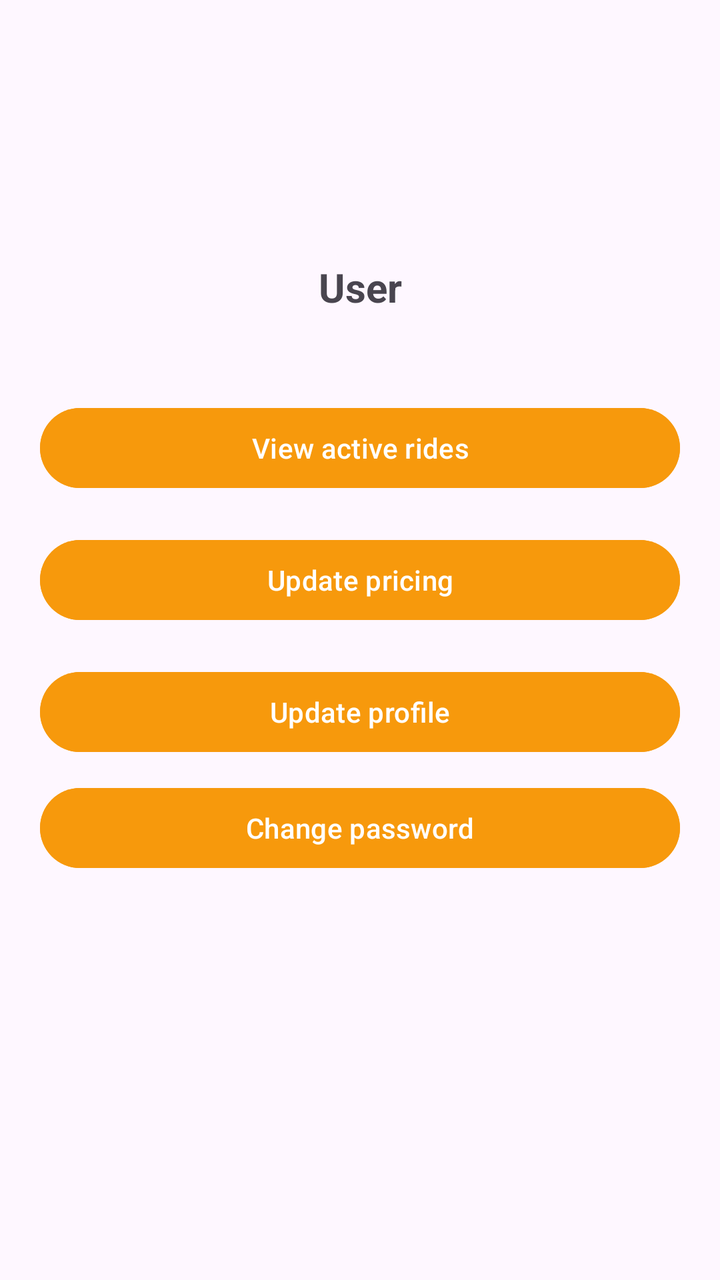
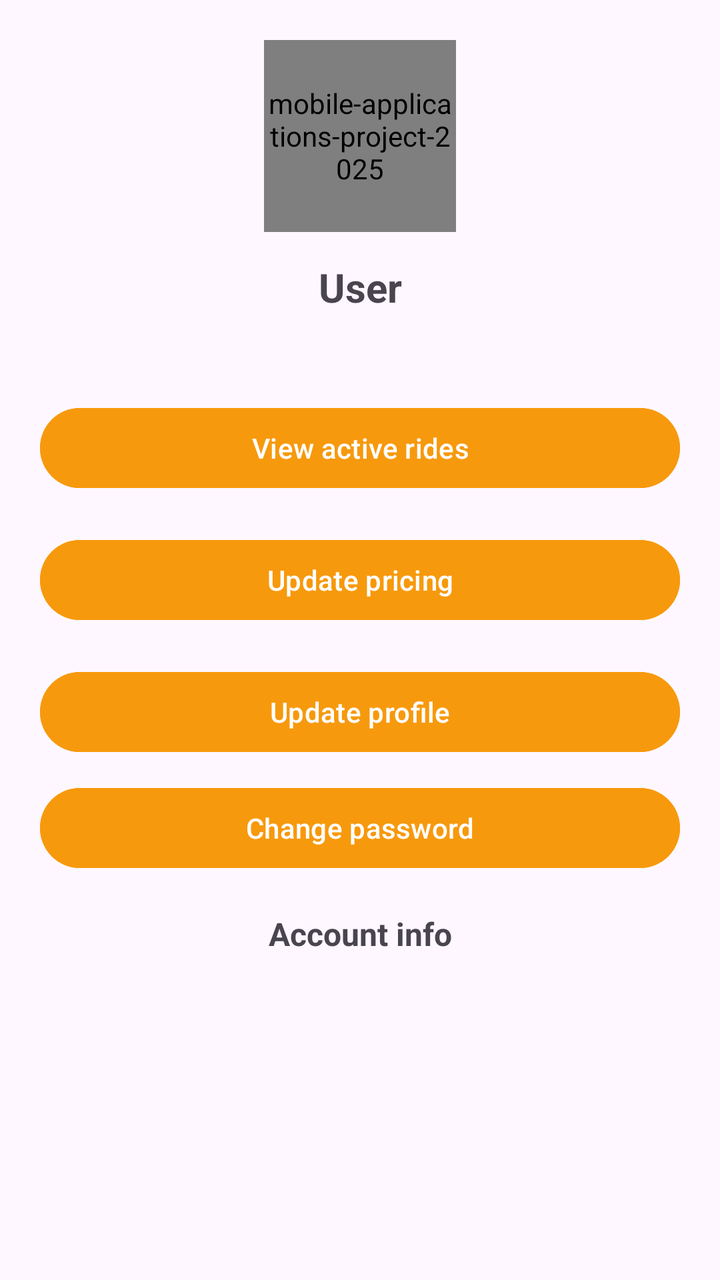

Two renders of the same Android screen: before a commit and after it. Below are the layout's source before the change and the commit's diff.
<!-- AndroidManifest.xml: application theme Theme.Mobileapplicationsproject2025 -->
<!-- res/layout/fragment_my_account.xml -->
<?xml version="1.0" encoding="utf-8"?>
<ScrollView xmlns:android="http://schemas.android.com/apk/res/android"
    xmlns:app="http://schemas.android.com/apk/res-auto"
    xmlns:tools="http://schemas.android.com/tools"
    android:id="@+id/scrollRoot"
    android:layout_width="match_parent"
    android:layout_height="match_parent"
    android:fillViewport="true"
    tools:context=".MyAccountFragment">

    <LinearLayout
        android:layout_width="match_parent"
        android:layout_height="wrap_content"
        android:orientation="vertical"
        android:padding="20dp">

        <ImageView
            android:id="@+id/ivProfile"
            android:layout_width="96dp"
            android:layout_height="96dp"
            android:layout_gravity="center_horizontal"
            android:contentDescription="@string/app_name"
            android:scaleType="centerCrop" />

        <TextView
            android:id="@+id/tvFullName"
            android:layout_width="match_parent"
            android:layout_height="wrap_content"
            android:layout_marginTop="14dp"
            android:gravity="center"
            android:text="User"
            android:textSize="20sp"
            android:textStyle="bold" />

        <TextView
            android:id="@+id/tvEmail"
            android:layout_width="match_parent"
            android:layout_height="wrap_content"
            android:layout_marginTop="6dp"
            android:gravity="center"
            android:text=""
            android:textSize="14sp" />

        <com.google.android.material.button.MaterialButton
            android:id="@+id/btnViewActiveRides"
            android:layout_width="match_parent"
            android:layout_height="wrap_content"
            android:layout_marginTop="18dp"
            android:textColor="#FFFFFF"
            android:backgroundTint="@color/orange_action"
            android:text="View active rides" />

        <com.google.android.material.button.MaterialButton
            android:id="@+id/btnUpdatePricing"
            android:layout_width="match_parent"
            android:layout_height="wrap_content"
            android:layout_marginTop="18dp"
            android:textColor="#FFFFFF"
            android:backgroundTint="@color/orange_action"
            android:text="Update pricing" />

        <com.google.android.material.button.MaterialButton
            android:id="@+id/btnUpdateProfile"
            android:layout_width="match_parent"
            android:layout_height="wrap_content"
            android:layout_marginTop="18dp"
            android:textColor="#FFFFFF"
            android:backgroundTint="@color/orange_action"
            android:text="Update profile" />

        <com.google.android.material.button.MaterialButton
            android:id="@+id/btnChangePassword"
            android:layout_width="match_parent"
            android:layout_height="wrap_content"
            android:layout_marginTop="10dp"
            android:textColor="#FFFFFF"
            android:backgroundTint="@color/orange_action"
            android:text="Change password" />

        <LinearLayout
            android:id="@+id/driverFieldsContainer"
            android:layout_width="match_parent"
            android:layout_height="wrap_content"
            android:layout_marginTop="18dp"
            android:orientation="vertical"
            android:visibility="gone">

            <TextView
                android:layout_width="match_parent"
                android:layout_height="wrap_content"
                android:layout_marginBottom="10dp"
                android:text="Driver info"
                android:textAlignment="center"
                android:textSize="16sp"
                android:textStyle="bold" />

            <LinearLayout
                android:layout_width="match_parent"
                android:layout_height="wrap_content"
                android:orientation="vertical">

                <TextView
                    android:layout_width="match_parent"
                    android:layout_height="wrap_content"
                    android:text="Daily active minutes" />

                <TextView
                    android:id="@+id/tvDailyActiveMinutes"
                    android:layout_width="match_parent"
                    android:layout_height="wrap_content"
                    android:text="—"
                    android:textStyle="bold"
                    android:layout_marginBottom="10dp" />

                <TextView
                    android:layout_width="match_parent"
                    android:layout_height="wrap_content"
                    android:text="Car model" />

                <TextView
                    android:id="@+id/tvCarModel"
                    android:layout_width="match_parent"
                    android:layout_height="wrap_content"
                    android:text="—"
                    android:textStyle="bold"
                    android:layout_marginBottom="10dp" />

                <TextView
                    android:layout_width="match_parent"
                    android:layout_height="wrap_content"
                    android:text="Car type" />

                <TextView
                    android:id="@+id/tvCarType"
                    android:layout_width="match_parent"
                    android:layout_height="wrap_content"
                    android:text="—"
                    android:textStyle="bold"
                    android:layout_marginBottom="10dp" />

                <TextView
                    android:layout_width="match_parent"
                    android:layout_height="wrap_content"
                    android:text="Plate number" />

                <TextView
                    android:id="@+id/tvPlateNumber"
                    android:layout_width="match_parent"
                    android:layout_height="wrap_content"
                    android:text="—"
                    android:textStyle="bold"
                    android:layout_marginBottom="10dp" />

                <TextView
                    android:layout_width="match_parent"
                    android:layout_height="wrap_content"
                    android:text="Number of car seats" />

                <TextView
                    android:id="@+id/tvCarSeats"
                    android:layout_width="match_parent"
                    android:layout_height="wrap_content"
                    android:text="—"
                    android:textStyle="bold"
                    android:layout_marginBottom="10dp" />

                <TextView
                    android:layout_width="match_parent"
                    android:layout_height="wrap_content"
                    android:text="Baby friendly" />

                <TextView
                    android:id="@+id/tvBabyFriendly"
                    android:layout_width="match_parent"
                    android:layout_height="wrap_content"
                    android:text="—"
                    android:textStyle="bold"
                    android:layout_marginBottom="10dp" />

                <TextView
                    android:layout_width="match_parent"
                    android:layout_height="wrap_content"
                    android:text="Pet friendly" />

                <TextView
                    android:id="@+id/tvPetFriendly"
                    android:layout_width="match_parent"
                    android:layout_height="wrap_content"
                    android:text="—"
                    android:textStyle="bold" />

            </LinearLayout>
        </LinearLayout>

    </LinearLayout>
</ScrollView>
<!-- resources referenced by this layout -->
<resources>
  <color name="orange_action">#F7990C</color>
  <string name="app_name">mobile-applications-project-2025</string>
  <style name="Theme.Mobileapplicationsproject2025" parent="Base.Theme.Mobileapplicationsproject2025" />
  <style name="Base.Theme.Mobileapplicationsproject2025" parent="Theme.Material3.DayNight.NoActionBar">
          
          
      </style>
</resources>

<!-- the commit's change to res/layout/fragment_my_account.xml (unified diff, before → after) -->
@@ -14,12 +14,13 @@
         android:orientation="vertical"
         android:padding="20dp">
 
-        <ImageView
+        <de.hdodenhof.circleimageview.CircleImageView
             android:id="@+id/ivProfile"
             android:layout_width="96dp"
             android:layout_height="96dp"
             android:layout_gravity="center_horizontal"
             android:contentDescription="@string/app_name"
+            android:src="@drawable/ic_launcher_foreground"
             android:scaleType="centerCrop" />
 
         <TextView
@@ -60,6 +61,16 @@
             android:text="Update pricing" />
 
         <com.google.android.material.button.MaterialButton
+            android:id="@+id/btnDriverUpdateRequests"
+            android:layout_width="match_parent"
+            android:layout_height="wrap_content"
+            android:layout_marginTop="10dp"
+            android:textColor="#FFFFFF"
+            android:backgroundTint="@color/orange_action"
+            android:text="Driver update requests"
+            android:visibility="gone" />
+
+        <com.google.android.material.button.MaterialButton
             android:id="@+id/btnUpdateProfile"
             android:layout_width="match_parent"
             android:layout_height="wrap_content"
@@ -77,120 +88,20 @@
             android:backgroundTint="@color/orange_action"
             android:text="Change password" />
 
-        <LinearLayout
-            android:id="@+id/driverFieldsContainer"
+        <TextView
             android:layout_width="match_parent"
             android:layout_height="wrap_content"
             android:layout_marginTop="18dp"
-            android:orientation="vertical"
-            android:visibility="gone">
+            android:text="Account info"
+            android:textAlignment="center"
+            android:textSize="16sp"
+            android:textStyle="bold" />
 
-            <TextView
-                android:layout_width="match_parent"
-                android:layout_height="wrap_content"
-                android:layout_marginBottom="10dp"
-                android:text="Driver info"
-                android:textAlignment="center"
-                android:textSize="16sp"
-                android:textStyle="bold" />
-
-            <LinearLayout
-                android:layout_width="match_parent"
-                android:layout_height="wrap_content"
-                android:orientation="vertical">
-
-                <TextView
-                    android:layout_width="match_parent"
-                    android:layout_height="wrap_content"
-                    android:text="Daily active minutes" />
-
-                <TextView
-                    android:id="@+id/tvDailyActiveMinutes"
-                    android:layout_width="match_parent"
-                    android:layout_height="wrap_content"
-                    android:text="—"
-                    android:textStyle="bold"
-                    android:layout_marginBottom="10dp" />
-
-                <TextView
-                    android:layout_width="match_parent"
-                    android:layout_height="wrap_content"
-                    android:text="Car model" />
-
-                <TextView
-                    android:id="@+id/tvCarModel"
-                    android:layout_width="match_parent"
-                    android:layout_height="wrap_content"
-                    android:text="—"
-                    android:textStyle="bold"
-                    android:layout_marginBottom="10dp" />
-
-                <TextView
-                    android:layout_width="match_parent"
-                    android:layout_height="wrap_content"
-                    android:text="Car type" />
-
-                <TextView
-                    android:id="@+id/tvCarType"
-                    android:layout_width="match_parent"
-                    android:layout_height="wrap_content"
-                    android:text="—"
-                    android:textStyle="bold"
-                    android:layout_marginBottom="10dp" />
-
-                <TextView
-                    android:layout_width="match_parent"
-                    android:layout_height="wrap_content"
-                    android:text="Plate number" />
-
-                <TextView
-                    android:id="@+id/tvPlateNumber"
-                    android:layout_width="match_parent"
-                    android:layout_height="wrap_content"
-                    android:text="—"
-                    android:textStyle="bold"
-                    android:layout_marginBottom="10dp" />
-
-                <TextView
-                    android:layout_width="match_parent"
-                    android:layout_height="wrap_content"
-                    android:text="Number of car seats" />
-
-                <TextView
-                    android:id="@+id/tvCarSeats"
-                    android:layout_width="match_parent"
-                    android:layout_height="wrap_content"
-                    android:text="—"
-                    android:textStyle="bold"
-                    android:layout_marginBottom="10dp" />
-
-                <TextView
-                    android:layout_width="match_parent"
-                    android:layout_height="wrap_content"
-                    android:text="Baby friendly" />
-
-                <TextView
-                    android:id="@+id/tvBabyFriendly"
-                    android:layout_width="match_parent"
-                    android:layout_height="wrap_content"
-                    android:text="—"
-                    android:textStyle="bold"
-                    android:layout_marginBottom="10dp" />
-
-                <TextView
-                    android:layout_width="match_parent"
-                    android:layout_height="wrap_content"
-                    android:text="Pet friendly" />
-
-                <TextView
-                    android:id="@+id/tvPetFriendly"
-                    android:layout_width="match_parent"
-                    android:layout_height="wrap_content"
-                    android:text="—"
-                    android:textStyle="bold" />
-
-            </LinearLayout>
-        </LinearLayout>
-
+        <LinearLayout
+            android:id="@+id/infoContainer"
+            android:layout_width="match_parent"
+            android:layout_height="wrap_content"
+            android:layout_marginTop="10dp"
+            android:orientation="vertical" />
     </LinearLayout>
 </ScrollView>
<!-- resource entries referenced after the edit -->
@@ -1,6 +1,37 @@
 <!-- resources referenced by this layout -->
 <resources>
   <color name="orange_action">#F7990C</color>
+  <!-- drawable ic_launcher_foreground (drawable) -->
+  <vector xmlns:android="http://schemas.android.com/apk/res/android"
+      xmlns:aapt="http://schemas.android.com/aapt"
+      android:width="108dp"
+      android:height="108dp"
+      android:viewportWidth="108"
+      android:viewportHeight="108">
+      <path android:pathData="M31,63.928c0,0 6.4,-11 12.1,-13.1c7.2,-2.6 26,-1.4 26,-1.4l38.1,38.1L107,108.928l-32,-1L31,63.928z">
+          <aapt:attr name="android:fillColor">
+              <gradient
+                  android:endX="85.84757"
+                  android:endY="92.4963"
+                  android:startX="42.9492"
+                  android:startY="49.59793"
+                  android:type="linear">
+                  <item
+                      android:color="#44000000"
+                      android:offset="0.0" />
+                  <item
+                      android:color="#00000000"
+                      android:offset="1.0" />
+              </gradient>
+          </aapt:attr>
+      </path>
+      <path
+          android:fillColor="#FFFFFF"
+          android:fillType="nonZero"
+          android:pathData="M65.3,45.828l3.8,-6.6c0.2,-0.4 0.1,-0.9 -0.3,-1.1c-0.4,-0.2 -0.9,-0.1 -1.1,0.3l-3.9,6.7c-6.3,-2.8 -13.4,-2.8 -19.7,0l-3.9,-6.7c-0.2,-0.4 -0.7,-0.5 -1.1,-0.3C38.8,38.328 38.7,38.828 38.9,39.228l3.8,6.6C36.2,49.428 31.7,56.028 31,63.928h46C76.3,56.028 71.8,49.428 65.3,45.828zM43.4,57.328c-0.8,0 -1.5,-0.5 -1.8,-1.2c-0.3,-0.7 -0.1,-1.5 0.4,-2.1c0.5,-0.5 1.4,-0.7 2.1,-0.4c0.7,0.3 1.2,1 1.2,1.8C45.3,56.528 44.5,57.328 43.4,57.328L43.4,57.328zM64.6,57.328c-0.8,0 -1.5,-0.5 -1.8,-1.2s-0.1,-1.5 0.4,-2.1c0.5,-0.5 1.4,-0.7 2.1,-0.4c0.7,0.3 1.2,1 1.2,1.8C66.5,56.528 65.6,57.328 64.6,57.328L64.6,57.328z"
+          android:strokeWidth="1"
+          android:strokeColor="#00000000" />
+  </vector>
   <string name="app_name">mobile-applications-project-2025</string>
   <style name="Theme.Mobileapplicationsproject2025" parent="Base.Theme.Mobileapplicationsproject2025" />
   <style name="Base.Theme.Mobileapplicationsproject2025" parent="Theme.Material3.DayNight.NoActionBar">
